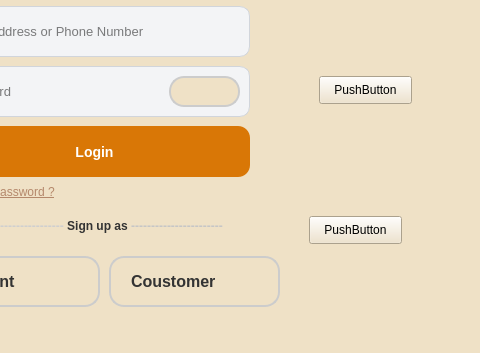
SamanehK22/IUT_FOOD, file client/Client_UI/admin_signup.ui: the form before one commit; both pictures show x 301 to 781 and y 114 to 467 of the 781 by 467 pixel window.
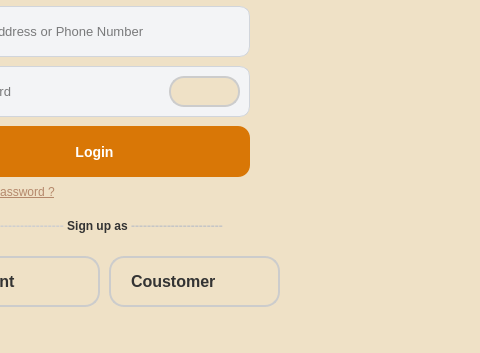
The form after the commit. Icons and pictures are not drawn.

```diff
--- a/client/Client_UI/admin_signup.ui
+++ b/client/Client_UI/admin_signup.ui
@@ -453,32 +453,6 @@
     </item>
    </layout>
   </widget>
-  <widget class="QPushButton" name="mina">
-   <property name="geometry">
-    <rect>
-     <x>620</x>
-     <y>190</y>
-     <width>93</width>
-     <height>28</height>
-    </rect>
-   </property>
-   <property name="text">
-    <string>PushButton</string>
-   </property>
-  </widget>
-  <widget class="QPushButton" name="mahtab">
-   <property name="geometry">
-    <rect>
-     <x>610</x>
-     <y>330</y>
-     <width>93</width>
-     <height>28</height>
-    </rect>
-   </property>
-   <property name="text">
-    <string>PushButton</string>
-   </property>
-  </widget>
  </widget>
  <resources>
   <include location="Source.qrc"/>
```
Left out of the diff: 6 changed lines with no effect on the pictures.
